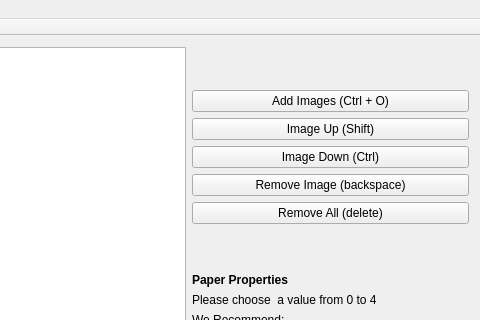
Before: the Qt Designer form PDFetos_1.01/Source/PDFetos/mainwindow.ui in MuhammadMoustafa/PDFetos, drawn with Qt 5; both pictures show x 356 to 836 and y 0 to 320 of the 836 by 610 pixel window.
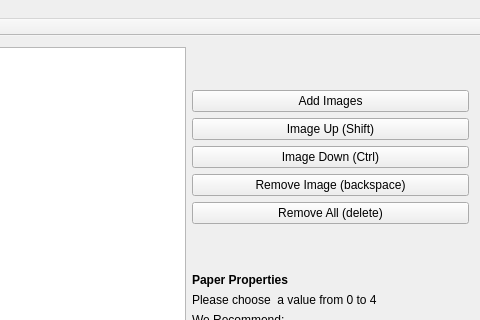
After: the same form once the commit is applied.

```diff
--- a/PDFetos_1.01/Source/PDFetos/mainwindow.ui
+++ b/PDFetos_1.01/Source/PDFetos/mainwindow.ui
@@ -27,7 +27,7 @@
           <item>
            <widget class="QPushButton" name="btn_addImage">
             <property name="text">
-             <string>Add Images (Ctrl + O)</string>
+             <string>Add Images</string>
             </property>
            </widget>
           </item>
```
